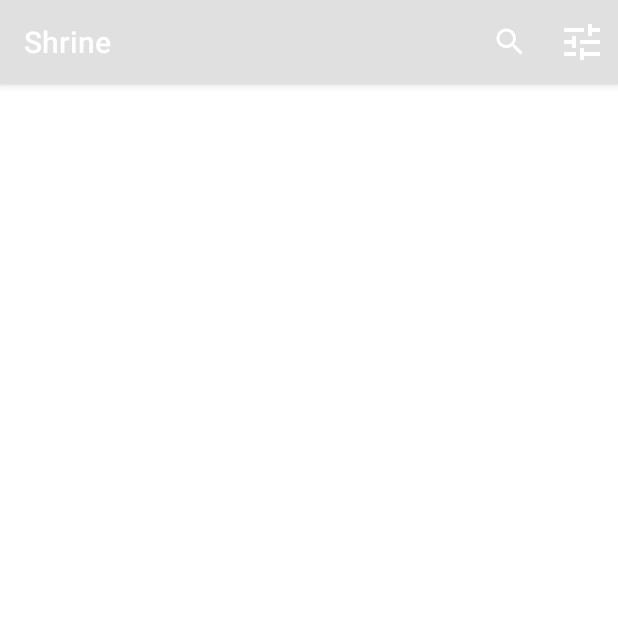
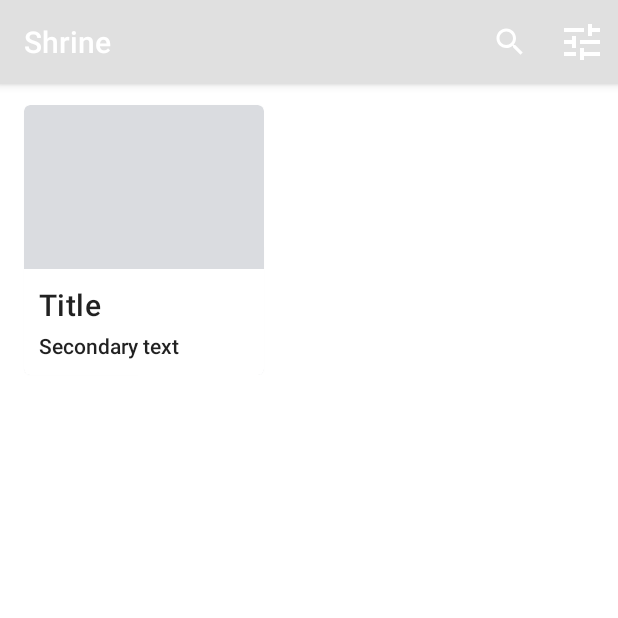
Before and after one commit to prince1809/mdc-shrine-android, an Android app: the fragment ProductGridFragment placed in its activity, on a phone screen of 412 x 824 dp, the top half of it. Run offline under Robolectric (Android 15) with nearby library versions, the phone set to English and light mode, and no system bars.

Commit message:
add material card view

```diff
--- a/app/src/main/res/layout/shr_product_grid_fragment.xml
+++ b/app/src/main/res/layout/shr_product_grid_fragment.xml
@@ -18,4 +18,41 @@
             app:title="@string/shr_app_name" />
 
     </com.google.android.material.appbar.AppBarLayout>
+
+    <com.google.android.material.card.MaterialCardView
+        android:layout_width="160dp"
+        android:layout_height="180dp"
+        android:layout_marginLeft="16dp"
+        android:layout_marginTop="70dp"
+        android:layout_marginRight="16dp"
+        android:layout_marginBottom="16dp"
+        app:cardBackgroundColor="?attr/colorPrimaryDark"
+        app:cardCornerRadius="4dp">
+
+        <LinearLayout
+            android:layout_width="match_parent"
+            android:layout_height="wrap_content"
+            android:layout_gravity="bottom"
+            android:background="#FFFFFFFF"
+            android:orientation="vertical"
+            android:padding="8dp">
+
+            <TextView
+                android:layout_width="match_parent"
+                android:layout_height="wrap_content"
+                android:padding="2dp"
+                android:text="@string/shr_product_title"
+                android:textAppearance="?attr/textAppearanceHeadline6" />
+
+            <TextView
+                android:layout_width="match_parent"
+                android:layout_height="wrap_content"
+                android:padding="2dp"
+                android:text="@string/shr_product_description"
+                android:textAppearance="@style/TextAppearance.AppCompat.Body2" />
+
+        </LinearLayout>
+    </com.google.android.material.card.MaterialCardView>
+
+
 </FrameLayout>
```
